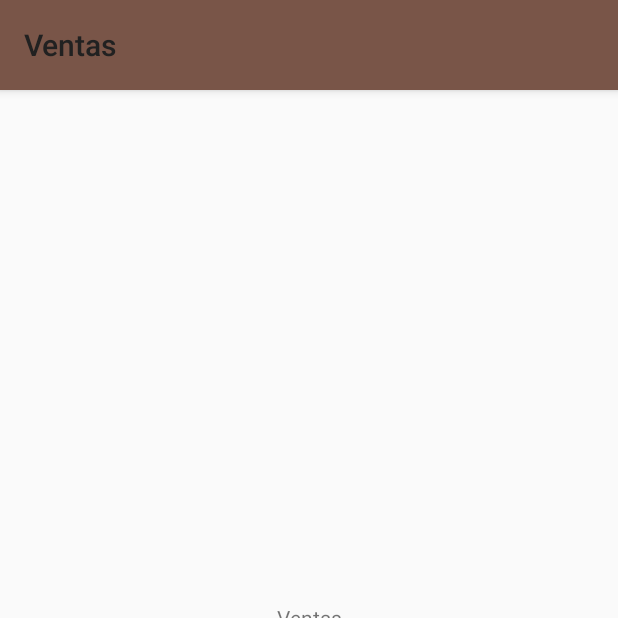
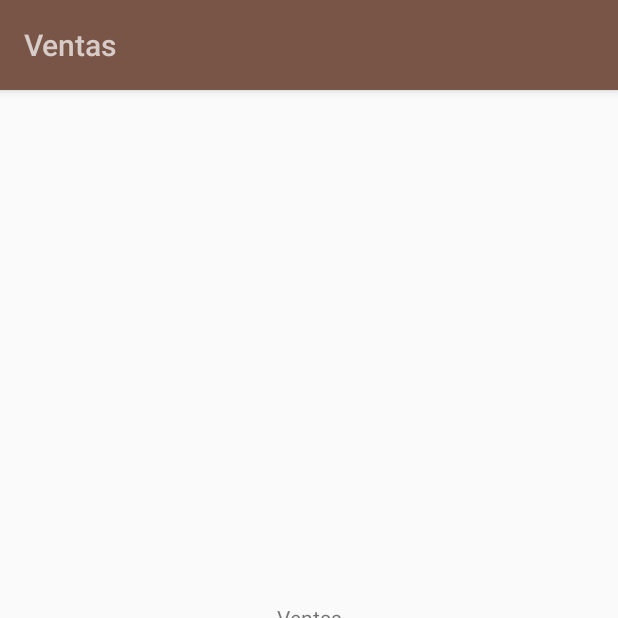
Before and after one commit to hiramcastrod/hiram-vendimia, an Android app: the screen it shows after launch (MainActivity), on a phone screen of 412 x 824 dp, the top half of it. Run offline under Robolectric (Android 15) with nearby library versions, the phone set to English and light mode, and no system bars.

Commit message:
title text color

```diff
--- a/app/src/main/java/hiram/vendimia/MainActivity.java
+++ b/app/src/main/java/hiram/vendimia/MainActivity.java
@@ -42,7 +42,7 @@ public class MainActivity extends AppCompatActivity implements NavigationView.On
 
     @Override
     public boolean onNavigationItemSelected(@NonNull MenuItem item) {
-        android.support.v4.app.FragmentManager fragmentManager = getSupportFragmentManager();
+        final android.support.v4.app.FragmentManager fragmentManager = getSupportFragmentManager();
         final android.support.v4.app.FragmentTransaction fragmentTransaction = fragmentManager.beginTransaction();
 
         switch (item.getItemId()){
--- a/app/src/main/res/layout/app_bar_container.xml
+++ b/app/src/main/res/layout/app_bar_container.xml
@@ -18,7 +18,8 @@
             android:layout_width="match_parent"
             android:layout_height="@dimen/toolbar_size"
             android:background="@color/colorPrimary"
-            app:titleTextColor="@color/primaryText"
+            app:titleTextColor="@color/colorPrimaryLight"
+
             />
     </android.support.design.widget.AppBarLayout>
 
```
